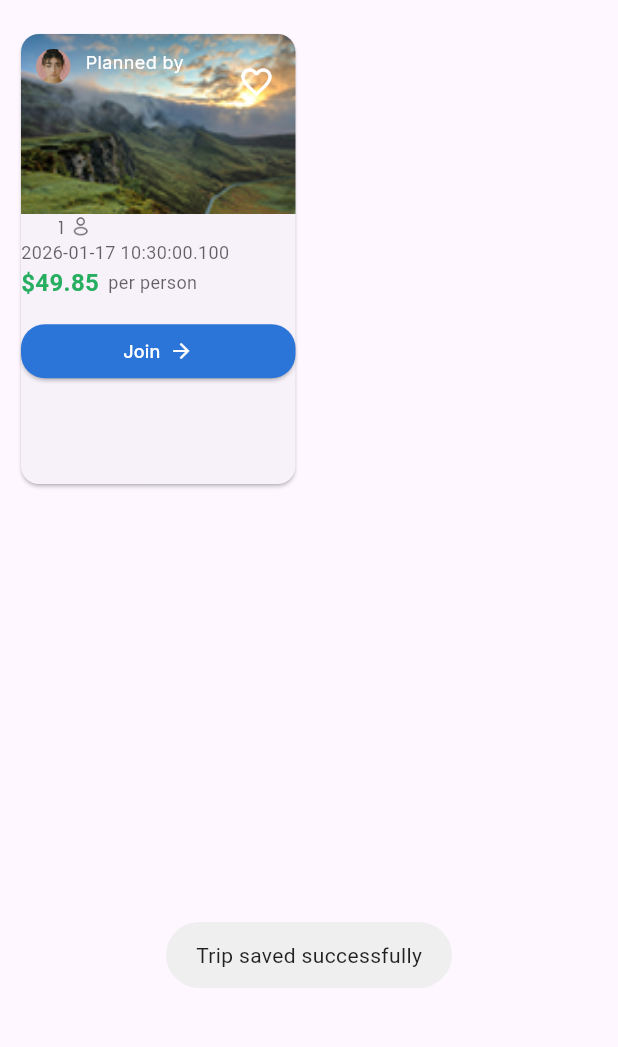
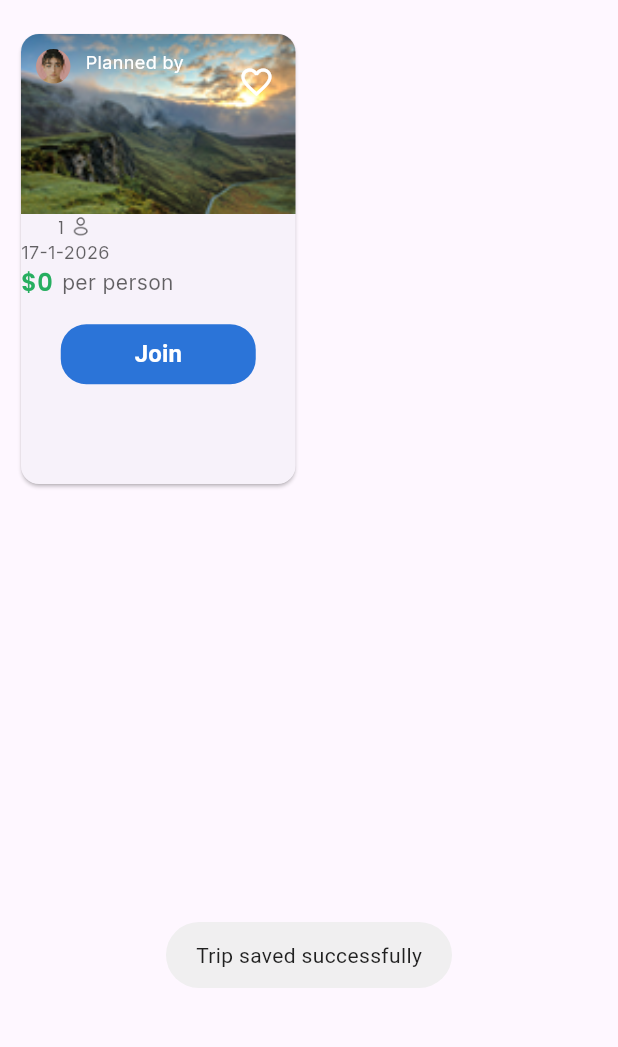
Before and after one commit to sheikhabdullaa/turist_App, a Flutter app: the CreatTrip screen opened directly, scrolled down 751 dp, after a tap on "Save Trip", on a phone screen of 412 x 824 dp, the part 152-1199 px from its top. Run offline on Flutter 3.47's test engine with Material 3 defaults, Android fonts, the phone set to English and light mode, and no system bars; our stand-ins replace cloud_firestore, firebase_auth, firebase_core, flutter_map, fluttertoast, google_fonts and 3 more; accounts and stored records are empty; Roboto replaces fonts that are missing (Homenaje).

Commit message:
'hgckhg'

```diff
--- a/lib/active_trip.dart
+++ b/lib/active_trip.dart
@@ -3,6 +3,7 @@ import 'package:turist_app/autj_view/michal_turist_profile.dart';
 import 'package:turist_app/autj_view/notification_page.dart';
 import 'package:turist_app/autj_view/requesttojoin_trip_details.dart';
 import 'package:turist_app/components/custom_text.dart';
+import 'package:turist_app/components/custom_text_button.dart';
 import 'package:turist_app/components/inter_text.dart';
 import 'package:turist_app/components/popin_text.dart';
 import 'package:turist_app/repository/creat_trip_repo.dart';
@@ -238,9 +239,9 @@ class _ActiveTripState extends State<ActiveTrip> {
                                 ],
                               ),
 
-                              customtext(
-                                text: trip?.startDate.toString() ?? '',
-
+                              inter(
+                                text:
+                                    '${trip!.startDate.day}-${trip.startDate.month}-${trip.startDate.year}',
                                 fontSize: 12,
                                 color: AppColors.grey,
                                 fw: FontWeight.w400,
@@ -248,64 +249,70 @@ class _ActiveTripState extends State<ActiveTrip> {
 
                               Row(
                                 children: [
-                                  customtext(
-                                    // text: trip?.budget.toString() ?? '',
-                                    text: '\$49.85',
+                                  popintext(
+                                    text: '\$${trip.budgeteastimatr}',
+
                                     fontSize: 16,
                                     color: AppColors.green,
                                     fw: FontWeight.w600,
                                   ),
+
                                   const SizedBox(width: 6),
-                                  customtext(
+                                  inter(
                                     text: 'per person',
-                                    fontSize: 12,
+                                    fontSize: 14,
                                     color: AppColors.grey,
                                     fw: FontWeight.w400,
                                   ),
                                 ],
                               ),
-                                      SizedBox(height: screenHeight * 0.02),
+                              SizedBox(height: screenHeight * 0.02),
+                              Center(
+                                child: CustomButton(title: 'Join', onPressed: (){
+                                  Navigator.push(context, MaterialPageRoute(builder: (_)=>RequesttojoinTripDetails()));
+                                }, bgColor: AppColors.blueascent),
+                              )
 
-                              SizedBox(
-                                width: double.infinity,
-                                height: 36,
-                                child: ElevatedButton(
-                                  onPressed: () {
-                                    Navigator.push(
-                                      context,
-                                      MaterialPageRoute(
-                                        builder: (_) =>
-                                            RequesttojoinTripDetails(),
-                                      ),
-                                    );
-                                  },
-                                  style: ElevatedButton.styleFrom(
-                                    backgroundColor: AppColors.blueascent,
-                                    shape: RoundedRectangleBorder(
-                                      borderRadius: BorderRadius.circular(16),
-                                    ),
-                                  ),
+                              // SizedBox(
+                              //   // width: double.infinity,
+                              //   width: screenWidth * 0.4,
+                              //   height: 36,
+                              //   child: ElevatedButton(
+                              //     onPressed: () {
+                              //       Navigator.push(
+                              //         context,
+                              //         MaterialPageRoute(
+                              //           builder: (_) =>
+                              //               RequesttojoinTripDetails(),
+                              //         ),
+                              //       );
+                              //     },
+                              //     style: ElevatedButton.styleFrom(
+                              //       backgroundColor: AppColors.blueascent,
+                              //       shape: RoundedRectangleBorder(
+                              //         borderRadius: BorderRadius.circular(16),
+                              //       ),
+                              //     ),
 
-                                  child: Row(
-                                    mainAxisAlignment:
-                                        MainAxisAlignment.center,
-                                    children: [
-                                      inter(
-                                        text: 'Join',
-                                        fontSize: 12,
-                                        color: AppColors.white,
-                                        fw: FontWeight.w500,
-                                      ),
-                                      const SizedBox(width: 6),
-                                      const Icon(
-                                        Icons.arrow_forward,
-                                        color: AppColors.white,
-                                        size: 16,
-                                      ),
-                                    ],
-                                  ),
-                                ),
-                              ),
+                              //     child: Row(
+                              //       mainAxisAlignment: MainAxisAlignment.center,
+                              //       children: [
+                              //         inter(
+                              //           text: 'Join',
+                              //           fontSize: 12,
+                              //           color: AppColors.white,
+                              //           fw: FontWeight.w500,
+                              //         ),
+                              //         const SizedBox(width: 6),
+                              //         const Icon(
+                              //           Icons.arrow_forward,
+                              //           color: AppColors.white,
+                              //           size: 16,
+                              //         ),
+                              //       ],
+                              //     ),
+                              //   ),
+                              // ),
                             ],
                           ),
                         ],
@@ -321,6 +328,20 @@ class _ActiveTripState extends State<ActiveTrip> {
     );
   }
 }
+
+
+
+
+
+
+
+
+
+
+
+
+
+
 
 
 
--- a/lib/components/custom_text_button.dart
+++ b/lib/components/custom_text_button.dart
@@ -15,15 +15,17 @@ class CustomButton extends StatelessWidget {
   @override
   Widget build(BuildContext context) {
     return SizedBox(
-      width: double.infinity,
-      height: 50,
+      // width: double.infinity,
+      // screenWidth: sc
+      width: 130,
+      height: 40,
       child: ElevatedButton(
         onPressed: onPressed,
         style: ElevatedButton.styleFrom(
           backgroundColor: bgColor,
           elevation: 0,
           shape: RoundedRectangleBorder(
-            borderRadius: BorderRadius.circular(20),
+            borderRadius: BorderRadius.circular(17),
           ),
         ),
         child: Text(
--- a/lib/model/trip_model.dart
+++ b/lib/model/trip_model.dart
@@ -4,7 +4,7 @@ class Trip {
   final String tripId;
   final String userId;
   final String accommodation;
-  final int budget;
+  final int budgeteastimatr;
   final String category;
   final String username;
   final DateTime createdAt;
@@ -24,7 +24,7 @@ bool? isnotfavorite;
     required this.tripId,
     required this.userId,
     required this.accommodation,
-    required this.budget,
+    required this.budgeteastimatr,
     required this.category,
     required this.createdAt,
     required this.description,
@@ -45,7 +45,7 @@ bool? isnotfavorite;
       tripId: json['tripId'] as String? ?? '',
       userId: json['userId'] as String? ?? '',
       accommodation: json['accommodation'] as String? ?? '',
-      budget: (json['budgetEstimate'] as num?)?.toInt() ?? 0,
+      budgeteastimatr: (json['budgetEstimate'] as num?)?.toInt() ?? 0,
       category: json['category'] as String? ?? '',
       username: json['username'] as String? ?? 'Unknown',
       createdAt: (json['createdAt'] as Timestamp?)?.toDate() ?? DateTime.now(),
@@ -67,7 +67,7 @@ bool? isnotfavorite;
       'tripId': tripId,
       'userId': userId,
       'accommodation': accommodation,
-      'budgetEstimate': budget,
+      'budgetEstimate': budgeteastimatr,
       'category': category,
       'createdAt': Timestamp.fromDate(createdAt),
       'description': description,
--- a/lib/widjets/signup_widget.dart
+++ b/lib/widjets/signup_widget.dart
@@ -125,6 +125,7 @@ class _SignupWidgetState extends State<SignupWidget> {
                               emailcontroller.text.trim(),
                               passwordcontroller.text.trim(),
                               namecontroller.text.trim(),
+                              int.parse(numbercontroller.text.trim()),
                             );
 
                             // ignore: use_build_context_synchronously
```
Also changed, not shown: lib/autj_view/requesttojoin_trip_details.dart (+21 -12 lines), lib/repository/auth_repo.dart (+3 -5 lines).
